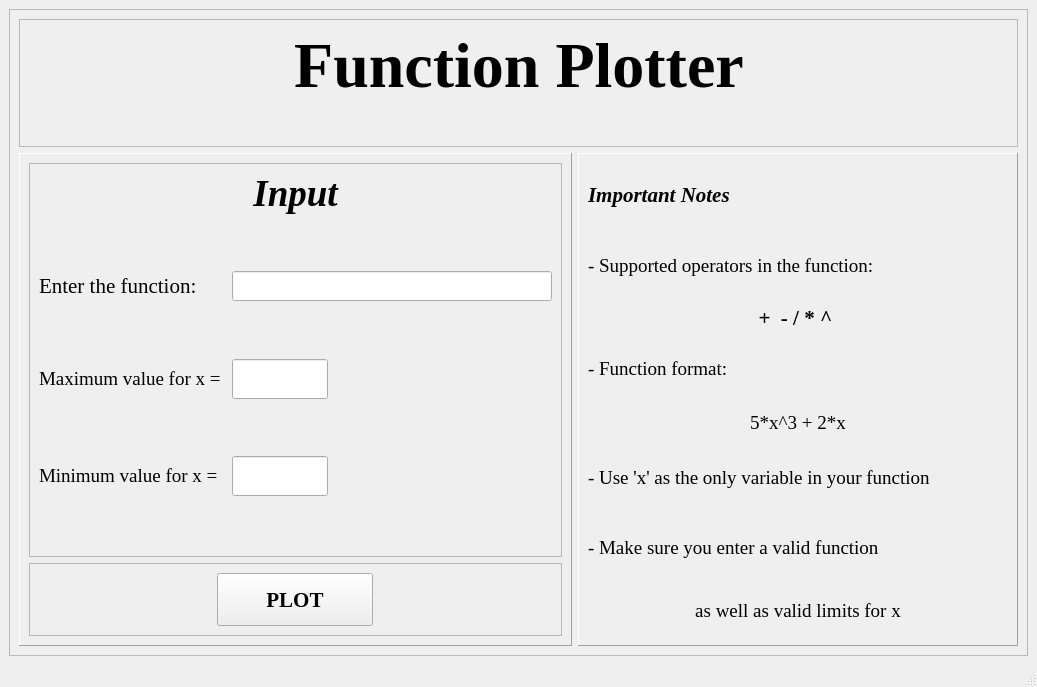
The window that Design.ui (AbdelrahmanHamdyy/Function-Plotter) describes before a commit, drawn with Qt 5.
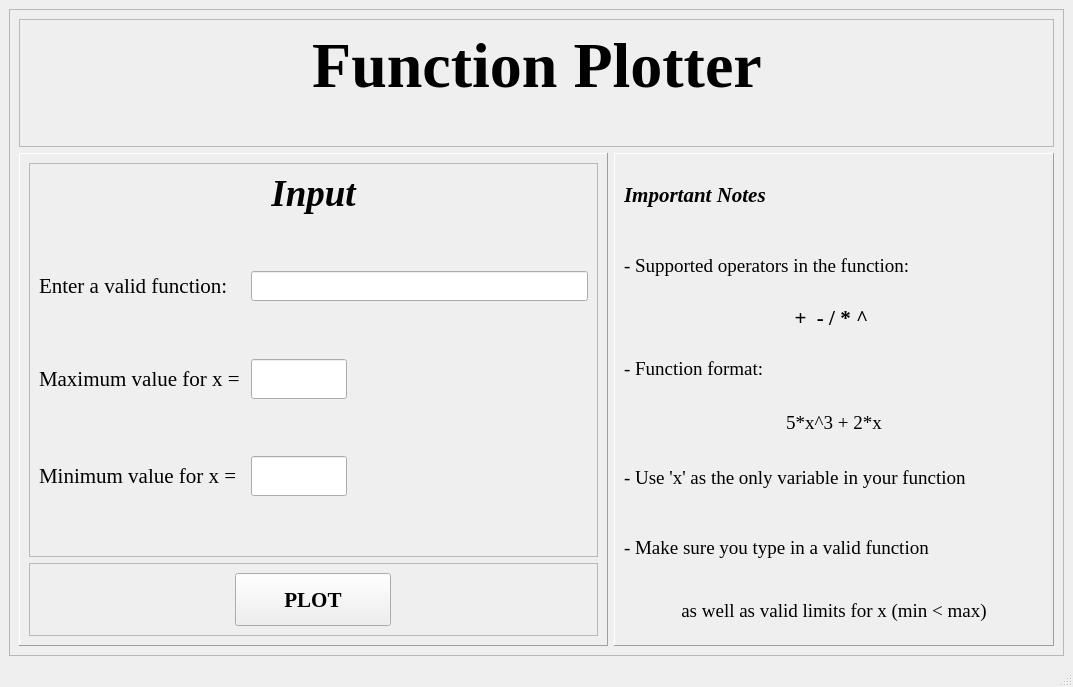
The same window after the commit.

Commit message: Font & window size

The edit to the form file:
```diff
--- a/Design.ui
+++ b/Design.ui
@@ -6,7 +6,7 @@
    <rect>
     <x>0</x>
     <y>0</y>
-    <width>1037</width>
+    <width>1073</width>
     <height>687</height>
    </rect>
   </property>
@@ -181,7 +181,7 @@
                 </font>
                </property>
                <property name="text">
-                <string>Enter the function: </string>
+                <string>Enter a valid function: </string>
                </property>
               </widget>
              </item>
@@ -203,7 +203,7 @@
                <property name="font">
                 <font>
                  <family>Times New Roman</family>
-                 <pointsize>14</pointsize>
+                 <pointsize>16</pointsize>
                 </font>
                </property>
                <property name="text">
@@ -221,7 +221,7 @@
                </property>
                <property name="maximumSize">
                 <size>
-                 <width>700</width>
+                 <width>800</width>
                  <height>16777215</height>
                 </size>
                </property>
@@ -251,7 +251,7 @@
                <property name="font">
                 <font>
                  <family>Times New Roman</family>
-                 <pointsize>14</pointsize>
+                 <pointsize>16</pointsize>
                 </font>
                </property>
                <property name="text">
@@ -425,7 +425,7 @@
              </font>
             </property>
             <property name="text">
-             <string>- Make sure you enter a valid function</string>
+             <string>- Make sure you type in a valid function</string>
             </property>
            </widget>
           </item>
@@ -518,7 +518,7 @@
              </font>
             </property>
             <property name="text">
-             <string>as well as valid limits for x</string>
+             <string>as well as valid limits for x (min &lt; max)</string>
             </property>
             <property name="alignment">
              <set>Qt::AlignCenter</set>
```
Left out of the diff: 2 changed lines with no effect on the pictures.
